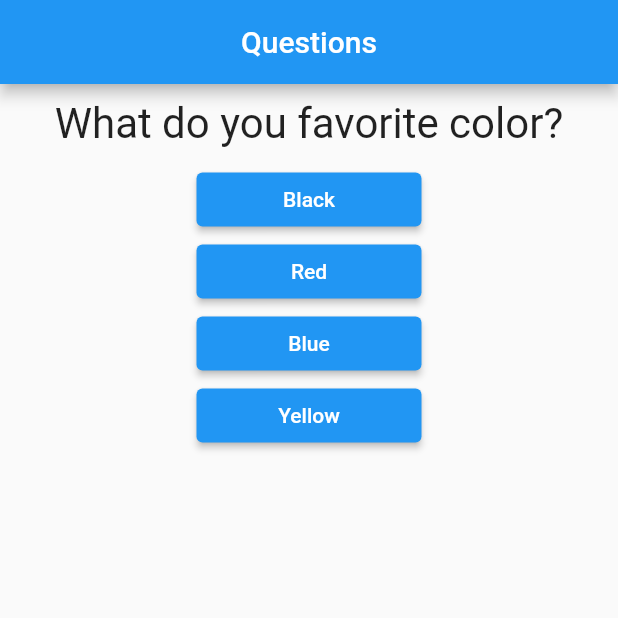
After one commit to Winnicius-Moura/flutterCourse, a Flutter app: the screen it shows after launch, on a phone screen of 412 x 824 dp, the top half of it. The commit adds this screen. Run offline on Flutter 3.47's test engine with Material 2 defaults, Android fonts, the phone set to English and light mode, and no system bars.

Commit message:
refact new widget quiz

```diff
--- a/lib/main.dart
+++ b/lib/main.dart
@@ -1,7 +1,6 @@
 import 'package:flutter/material.dart';
-import 'package:project_questions/answer.dart';
-import './question.dart';
 import 'result.dart';
+import 'quiz.dart';
 
 main() => runApp(const QuestionsApp());
 
@@ -37,30 +36,18 @@
 
   @override
   Widget build(BuildContext context) {
-    // List<Widget> answers = [];
-
-    // for (String textAnswer in questions[questionSelected].cast()['answer']) {
-    //   answers.add(Answer(text: textAnswer, onPressed: returnAnswer));
-    // }
-
-    List<String> answers = haveQuestionSelected
-        ? questions[questionSelected].cast()['answer']
-        : [];
 
     return MaterialApp(
         home: Scaffold(
-      appBar: AppBar(
-        title: const Center(child: Text('Questions')),
-      ),
-      body: haveQuestionSelected
-          ? Column(
-              children: <Widget>[
-                Question(text: questions[questionSelected]['text'].toString()),
-                ...answers.map((e) => Answer(text: e, onPressed: returnAnswer)),
-              ],
-            )
-          : const Result()
-    ));
+            appBar: AppBar(
+              title: const Center(child: Text('Questions')),
+            ),
+            body: haveQuestionSelected
+                ? Quiz(
+                    questions: questions,
+                    questionSelected: questionSelected,
+                    returnAnswer: returnAnswer)
+                : const Result()));
   }
 }
 
--- /dev/null
+++ b/lib/quiz.dart
@@ -0,0 +1,32 @@
+import 'package:flutter/material.dart';
+import 'answer.dart';
+import 'question.dart';
+
+class Quiz extends StatelessWidget {
+  const Quiz(
+      {super.key,
+      required this.questions,
+      required this.questionSelected,
+      required this.returnAnswer});
+  final List<Map<String, Object>> questions;
+  final int questionSelected;
+  final void Function() returnAnswer;
+
+  bool get haveQuestionSelected {
+    return questionSelected < questions.length;
+  }
+
+  @override
+  Widget build(BuildContext context) {
+    List<String> answers = haveQuestionSelected
+        ? questions[questionSelected].cast()['answer']
+        : [];
+
+    return Column(
+      children: <Widget>[
+        Question(text: questions[questionSelected]['text'].toString()),
+        ...answers.map((e) => Answer(text: e, onPressed: returnAnswer)),
+      ],
+    );
+  }
+}
```
